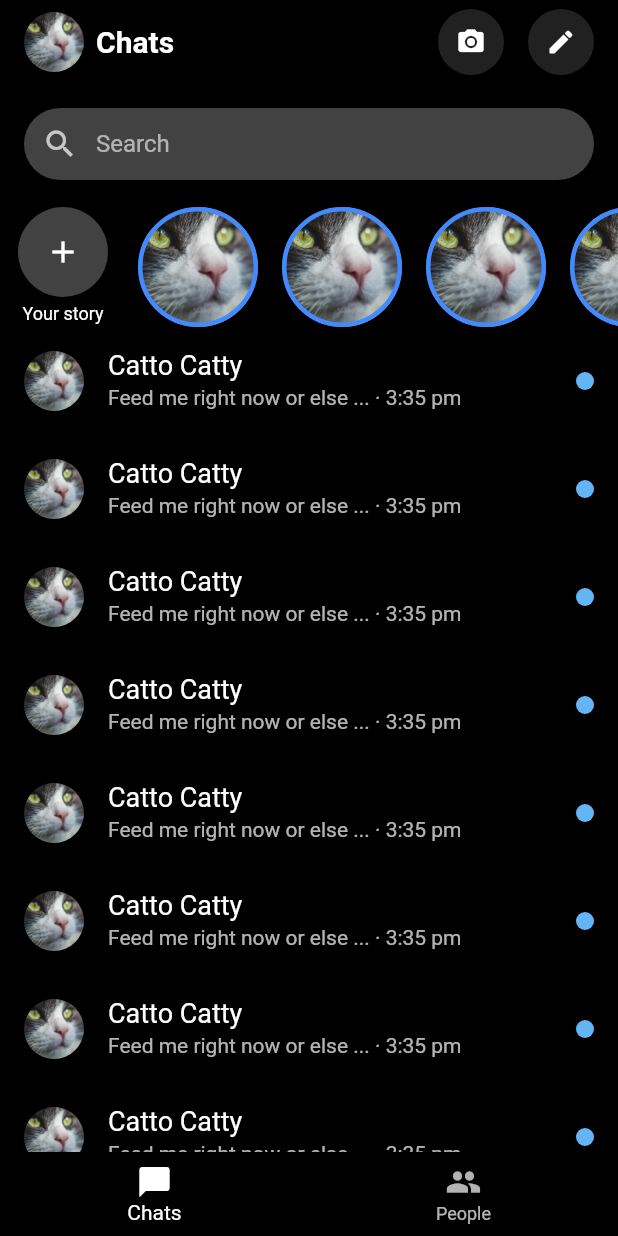
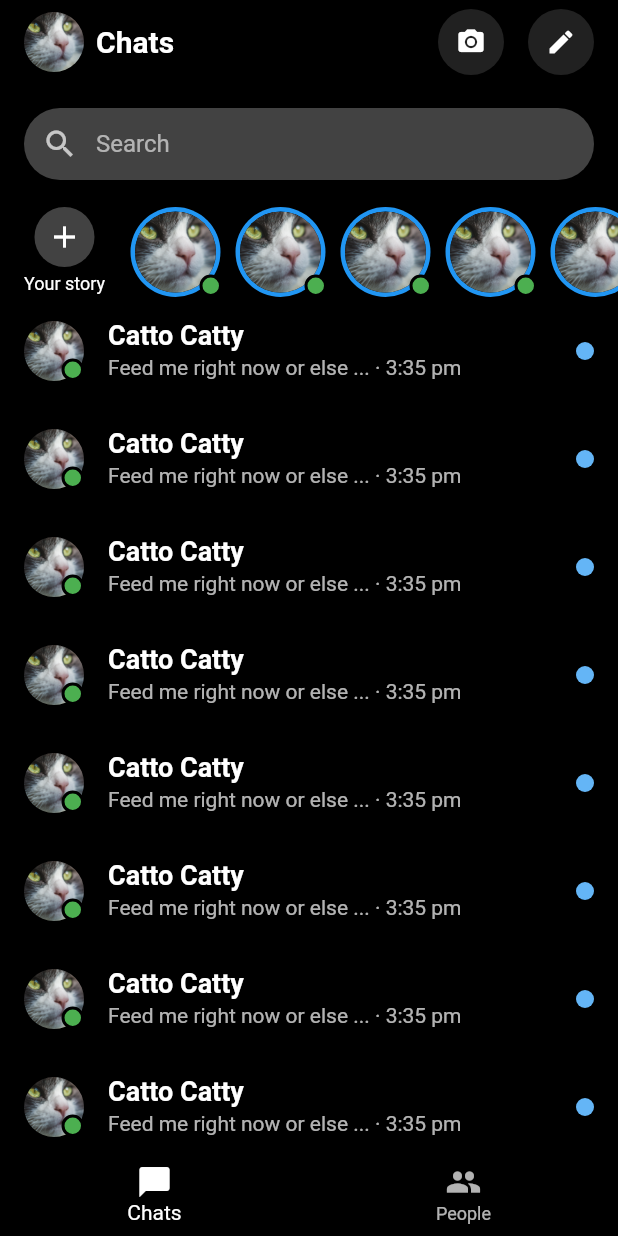
Before and after one commit to dooven/flutter_fb_messenger_clone, a Flutter app: the screen it shows after launch, on a phone screen of 412 x 824 dp. Run offline on Flutter 3.47's test engine with Material 2 defaults, Android fonts, the phone set to English and light mode, and no system bars.

```diff
--- a/lib/main.dart
+++ b/lib/main.dart
@@ -1,14 +1,11 @@
 import 'package:flutter/material.dart';
-import 'package:flutter_fb_messenger_clone/people_list.dart';
-
-import 'chats.dart';
+import 'package:flutter_fb_messenger_clone/screens/screens.dart';
 
 void main() {
   runApp(MyApp());
 }
 
 class MyApp extends StatelessWidget {
-  // This widget is the root of your application.
   @override
   Widget build(BuildContext context) {
     return MaterialApp(
@@ -16,6 +13,7 @@ class MyApp extends StatelessWidget {
       theme: ThemeData(
         brightness: Brightness.dark,
         primaryColor: Colors.black,
+        accentColor: Colors.blue,
         scaffoldBackgroundColor: Colors.black,
         bottomNavigationBarTheme: BottomNavigationBarThemeData(
           backgroundColor: Colors.black,
@@ -29,42 +27,3 @@ class MyApp extends StatelessWidget {
     );
   }
 }
-
-class Home extends StatefulWidget {
-  @override
-  _HomeState createState() => _HomeState();
-}
-
-class _HomeState extends State<Home> {
-  int _currentIndex = 0;
-
-  final List<Widget> _children = [Chats(), PeopleList()];
-
-  void onTabTapped(int index) {
-    setState(() {
-      _currentIndex = index;
-    });
-  }
-
-  @override
-  Widget build(BuildContext context) {
-    return Scaffold(
-      body: _children[_currentIndex],
-      bottomNavigationBar: BottomNavigationBar(
-        onTap: onTabTapped,
-        currentIndex:
-            _currentIndex, // this will be set when a new tab is tapped
-        items: [
-          BottomNavigationBarItem(
-            icon: new Icon(Icons.chat_bubble),
-            title: new Text('Chats'),
-          ),
-          BottomNavigationBarItem(
-            icon: Icon(Icons.people),
-            title: Text('People'),
-          )
-        ],
-      ),
-    );
-  }
-}
--- a/lib/chats.dart
+++ b/lib/screens/chat_list.dart
@@ -1,4 +1,5 @@
 import 'package:flutter/material.dart';
+import 'package:flutter_fb_messenger_clone/widgets/widgets.dart';
 
 class Chats extends StatefulWidget {
   @override
@@ -86,18 +87,19 @@ class _ChatsState extends State<Chats> {
           ),
           SliverToBoxAdapter(
             child: Container(
-              height: 80.0,
+              height: 60.0,
               child: ListView.builder(
                 scrollDirection: Axis.horizontal,
                 itemCount: 10,
                 itemBuilder: (context, index) {
                   if (index == 0) {
-                    return Column(
+                    return Padding(
+                      padding: const EdgeInsets.symmetric(horizontal: 16.0),
+                      child: Column(
                         children: [
                           Container(
-                          height: 60,
-                          width: 60.0,
-                          margin: EdgeInsets.symmetric(horizontal: 12),
+                            height: 40,
+                            width: 40.0,
                             child: Icon(Icons.add),
                             decoration: BoxDecoration(
                               color: Colors.grey[800],
@@ -110,18 +112,25 @@ class _ChatsState extends State<Chats> {
                             style: TextStyle(fontSize: 12.0),
                           )
                         ],
+                      ),
                     );
                   }
-                  return Container(
-                    width: 80.0,
-                    margin: EdgeInsets.symmetric(horizontal: 8),
+
+                  return Padding(
+                    padding: const EdgeInsets.only(right: 8.0),
+                    child: StatusBadge(
+                      child: Container(
+                        padding: const EdgeInsets.all(3.0),
                         decoration: BoxDecoration(
-                      color: Colors.grey[900],
+                          color: Colors.blue,
                           shape: BoxShape.circle,
-                      border: Border.all(color: Colors.blueAccent, width: 3.0),
-                      image: DecorationImage(
-                        image: AssetImage('assets/cat-eyes-photo.jpg'),
-                        fit: BoxFit.cover,
+                        ),
+                        child: CircleAvatar(
+                          radius: 28,
+                          backgroundImage: AssetImage(
+                            'assets/cat-eyes-photo.jpg',
+                          ),
+                        ),
                       ),
                     ),
                   );
@@ -130,29 +139,33 @@ class _ChatsState extends State<Chats> {
             ),
           ),
           SliverList(
-            delegate:
-                SliverChildBuilderDelegate((BuildContext context, int index) {
+            delegate: SliverChildBuilderDelegate(
+              (BuildContext context, int index) {
                 return ListTile(
-                leading: CircleAvatar(
+                  leading: StatusBadge(
+                    child: CircleAvatar(
                       backgroundImage: AssetImage('assets/cat-eyes-photo.jpg'),
+                    ),
                   ),
                   title: Text(
                     'Catto Catty',
                     style: TextStyle(
-                    fontWeight: FontWeight.w400,
+                      fontWeight: FontWeight.w600,
                       fontSize: 18.0,
                     ),
                   ),
                   subtitle: Text("Feed me right now or else ... · 3:35 pm"),
-                trailing: ClipOval(
-                  child: Container(
+                  trailing: Container(
                     width: 12,
                     height: 12,
+                    decoration: BoxDecoration(
                       color: Colors.blue[300],
+                      shape: BoxShape.circle,
                     ),
                   ),
                 );
-            }),
+              },
+            ),
           ),
         ],
       ),
--- /dev/null
+++ b/lib/screens/home.dart
@@ -0,0 +1,43 @@
+import 'package:flutter/material.dart';
+
+import 'chat_list.dart';
+import 'people_list.dart';
+
+class Home extends StatefulWidget {
+  @override
+  _HomeState createState() => _HomeState();
+}
+
+class _HomeState extends State<Home> {
+  int _currentIndex = 0;
+
+  final List<Widget> _children = [Chats(), PeopleList()];
+
+  void onTabTapped(int index) {
+    setState(() {
+      _currentIndex = index;
+    });
+  }
+
+  @override
+  Widget build(BuildContext context) {
+    return Scaffold(
+      body: _children[_currentIndex],
+      bottomNavigationBar: BottomNavigationBar(
+        onTap: onTabTapped,
+        currentIndex:
+            _currentIndex, // this will be set when a new tab is tapped
+        items: [
+          BottomNavigationBarItem(
+            icon: new Icon(Icons.chat_bubble),
+            title: new Text('Chats'),
+          ),
+          BottomNavigationBarItem(
+            icon: Icon(Icons.people),
+            title: Text('People'),
+          )
+        ],
+      ),
+    );
+  }
+}
--- /dev/null
+++ b/lib/screens/screens.dart
@@ -0,0 +1,3 @@
+export 'home.dart';
+export 'chat_list.dart';
+export 'people_list.dart';
--- /dev/null
+++ b/lib/widgets/status_badge.dart
@@ -0,0 +1,32 @@
+import 'package:flutter/material.dart';
+
+class StatusBadge extends StatelessWidget {
+  final Widget child;
+
+  const StatusBadge({Key key, this.child}) : super(key: key);
+
+  @override
+  Widget build(BuildContext context) {
+    return Stack(
+      children: [
+        child,
+        Positioned(
+          right: 0,
+          bottom: 0,
+          child: Container(
+            width: 15,
+            height: 15,
+            decoration: BoxDecoration(
+              color: Colors.green[500],
+              shape: BoxShape.circle,
+              border: Border.all(
+                color: Colors.black,
+                width: 2.0,
+              ),
+            ),
+          ),
+        )
+      ],
+    );
+  }
+}
--- /dev/null
+++ b/lib/widgets/widgets.dart
@@ -0,0 +1 @@
+export 'status_badge.dart';
```
Also changed, not shown: lib/screens/chat.dart (added, +189 -0 lines), lib/screens/people_list.dart (renamed from lib/people_list.dart, +37 -0 lines), lib/widgets/chat_message_input.dart (added, +98 -0 lines). Lines whose indentation alone changed are shown as unchanged.
